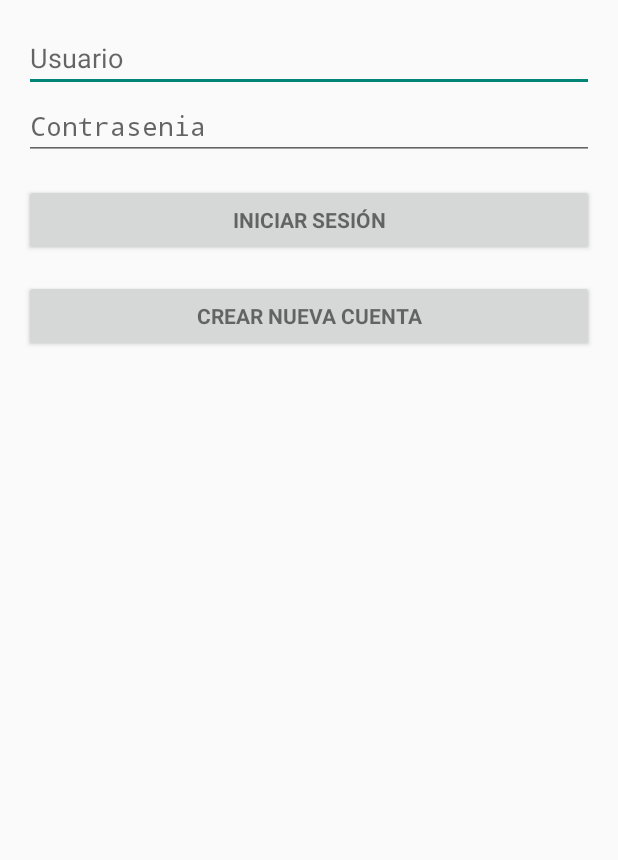
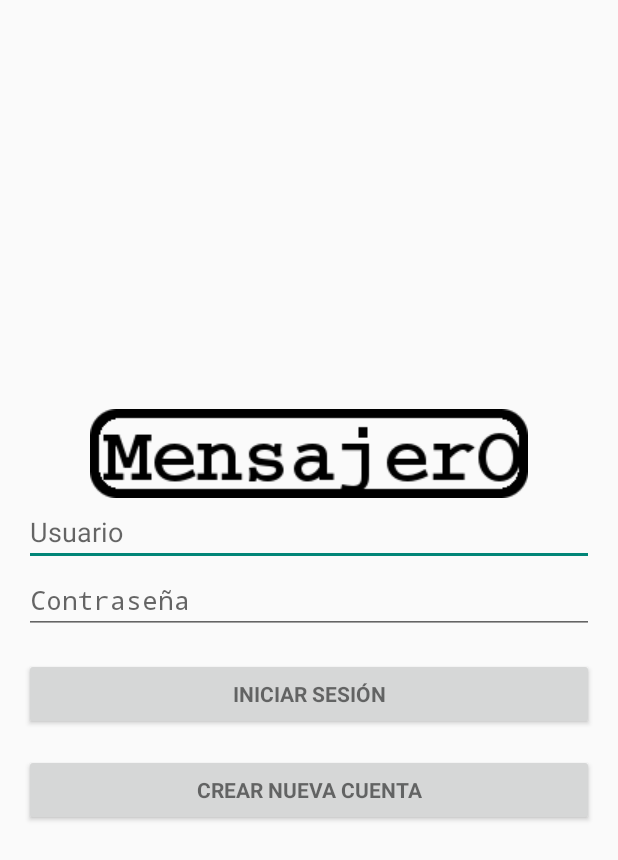
Before and after one commit to mellerster/7552Grupo7, an Android app: the screen it shows after launch (AutentificacionActivity), on a phone screen of 412 x 824 dp. Shown: the top 860 px of the screen. Run offline under Robolectric (Android 15) with nearby library versions, the phone set to English and light mode, and no system bars.

Commit message:
centrado el login, agregado el logo de la app

```diff
--- a/cliente/Mensajero/app/src/main/res/layout/activity_autentificacion.xml
+++ b/cliente/Mensajero/app/src/main/res/layout/activity_autentificacion.xml
@@ -1,9 +1,10 @@
 <LinearLayout xmlns:android="http://schemas.android.com/apk/res/android"
     xmlns:tools="http://schemas.android.com/tools" android:layout_width="match_parent"
-    android:layout_height="match_parent" android:gravity="center_horizontal"
+    android:layout_height="wrap_content" android:gravity="center_horizontal"
     android:orientation="vertical" android:paddingBottom="@dimen/activity_vertical_margin"
     android:paddingLeft="@dimen/activity_horizontal_margin"
     android:paddingRight="@dimen/activity_horizontal_margin"
+    android:layout_gravity="center_vertical"
     android:paddingTop="@dimen/activity_vertical_margin" tools:context=".AutentificacionActivity">
 
     <!-- autentificacion progress -->
@@ -16,7 +17,10 @@
 
         <LinearLayout android:id="@+id/usuario_autentificacion_form" android:layout_width="match_parent"
             android:layout_height="wrap_content" android:orientation="vertical">
-
+            <ImageView
+                android:layout_width="match_parent"
+                android:layout_height="wrap_content"
+                android:src="@drawable/logo"/>
             <AutoCompleteTextView android:id="@+id/usuario" android:layout_width="match_parent"
                 android:layout_height="wrap_content" android:hint="@string/prompt_usuario"
                 android:inputType="textEmailAddress" android:maxLines="1"
--- a/cliente/Mensajero/app/src/main/res/values/strings_activity_autentificacion.xml
+++ b/cliente/Mensajero/app/src/main/res/values/strings_activity_autentificacion.xml
@@ -2,7 +2,7 @@
 
     <!-- Strings related to login -->
     <string name="prompt_usuario">Usuario</string>
-    <string name="prompt_contrasenia">Contrasenia</string>
+    <string name="prompt_contrasenia">Contraseña</string>
     <string name="action_iniciar_sesion">Iniciar sesión</string>
     <string name="action_crear_nueva_cuenta">Crear nueva cuenta</string>
 
```
Also changed, not shown: cliente/Mensajero/app/src/main/res/drawable/logo.png (added), 1 other file.
